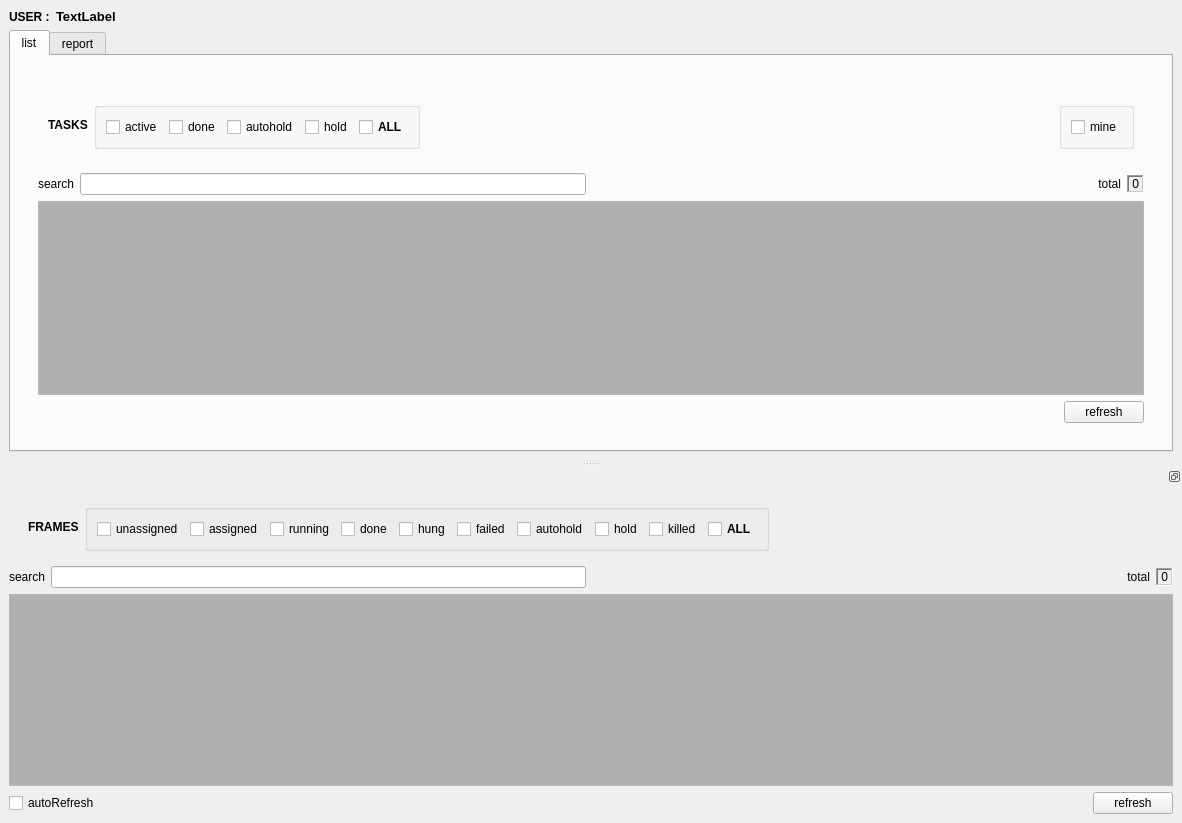
Qt form rbhusUI/lib/rbhusListMod.ui (aumanimationstudios/rbhus) before a commit.
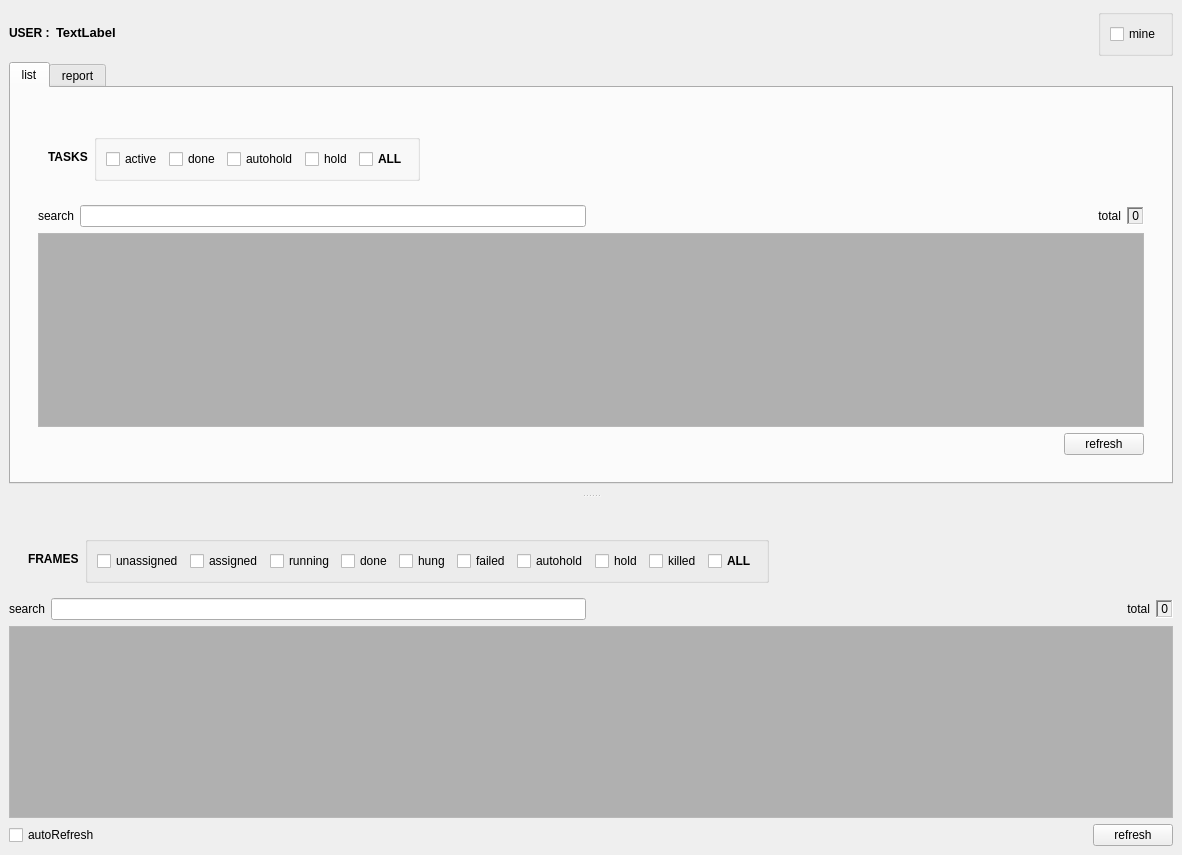
The same form after that commit.

What changed in the file:
```diff
--- a/rbhusUI/lib/rbhusListMod.ui
+++ b/rbhusUI/lib/rbhusListMod.ui
@@ -221,44 +221,6 @@
                  </property>
                 </spacer>
                </item>
-               <item>
-                <widget class="QGroupBox" name="groupBox">
-                 <property name="title">
-                  <string/>
-                 </property>
-                 <layout class="QHBoxLayout" name="horizontalLayout_10">
-                  <item>
-                   <widget class="QCheckBox" name="checkTMine">
-                    <property name="sizePolicy">
-                     <sizepolicy hsizetype="Fixed" vsizetype="Fixed">
-                      <horstretch>0</horstretch>
-                      <verstretch>0</verstretch>
-                     </sizepolicy>
-                    </property>
-                    <property name="text">
-                     <string>mine</string>
-                    </property>
-                   </widget>
-                  </item>
-                 </layout>
-                </widget>
-               </item>
-               <item>
-                <spacer name="horizontalSpacer_3">
-                 <property name="orientation">
-                  <enum>Qt::Horizontal</enum>
-                 </property>
-                 <property name="sizeType">
-                  <enum>QSizePolicy::Fixed</enum>
-                 </property>
-                 <property name="sizeHint" stdset="0">
-                  <size>
-                   <width>10</width>
-                   <height>20</height>
-                  </size>
-                 </property>
-                </spacer>
-               </item>
               </layout>
              </widget>
             </item>
@@ -553,6 +515,41 @@
         </property>
        </widget>
       </item>
+      <item>
+       <spacer name="horizontalSpacer_7">
+        <property name="orientation">
+         <enum>Qt::Horizontal</enum>
+        </property>
+        <property name="sizeHint" stdset="0">
+         <size>
+          <width>40</width>
+          <height>20</height>
+         </size>
+        </property>
+       </spacer>
+      </item>
+      <item>
+       <widget class="QGroupBox" name="groupBox">
+        <property name="title">
+         <string/>
+        </property>
+        <layout class="QHBoxLayout" name="horizontalLayout_10">
+         <item>
+          <widget class="QCheckBox" name="checkTMine">
+           <property name="sizePolicy">
+            <sizepolicy hsizetype="Fixed" vsizetype="Fixed">
+             <horstretch>0</horstretch>
+             <verstretch>0</verstretch>
+            </sizepolicy>
+           </property>
+           <property name="text">
+            <string>mine</string>
+           </property>
+          </widget>
+         </item>
+        </layout>
+       </widget>
+      </item>
      </layout>
     </item>
    </layout>
@@ -589,7 +586,7 @@
     <bool>false</bool>
    </property>
    <property name="features">
-    <set>QDockWidget::DockWidgetFloatable|QDockWidget::DockWidgetMovable</set>
+    <set>QDockWidget::NoDockWidgetFeatures</set>
    </property>
    <property name="allowedAreas">
     <set>Qt::AllDockWidgetAreas</set>
```
